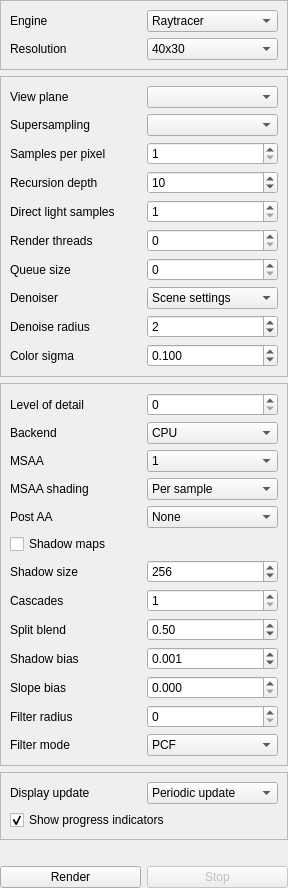
Qt form src/widgets/world/RenderSettingsWidget.ui (tkadauke/raytracer) before a commit.
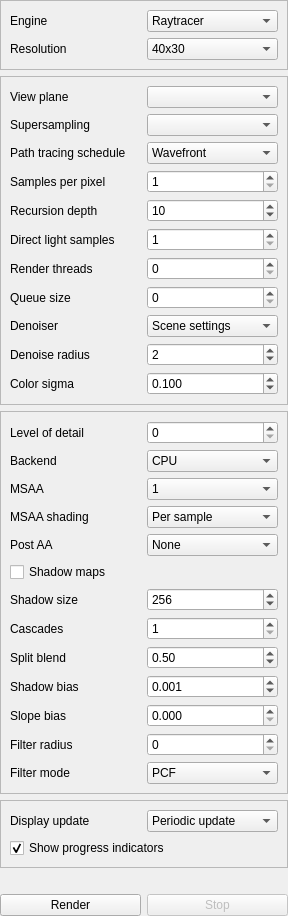
The same form after that commit.

Commit message:
Expose scalar path tracing schedule
Add rendercli, Modeler preview, and final render controls for scalar vs wavefront path tracing schedule selection.

Publish scalar path tracing progress by full sample passes and accumulate tiled renders with one-pixel iteration to avoid interlaced tile artifacts.

The edit to the form file:
```diff
--- a/src/widgets/world/RenderSettingsWidget.ui
+++ b/src/widgets/world/RenderSettingsWidget.ui
@@ -258,14 +258,38 @@
       <item row="1" column="1">
        <widget class="QComboBox" name="samplerType"/>
       </item>
-      <item row="2" column="0">
+      <item row="3" column="0">
+       <widget class="QLabel" name="label_pathTracingSchedule">
+        <property name="text">
+         <string>Path tracing schedule</string>
+        </property>
+       </widget>
+      </item>
+      <item row="3" column="1">
+       <widget class="QComboBox" name="pathTracingSchedule">
+        <property name="toolTip">
+         <string>Scalar traces one camera sample path at a time and publishes progressive sample averages; Wavefront batches paths by bounce depth.</string>
+        </property>
+        <item>
+         <property name="text">
+          <string>Wavefront</string>
+         </property>
+        </item>
+        <item>
+         <property name="text">
+          <string>Scalar</string>
+         </property>
+        </item>
+       </widget>
+      </item>
+      <item row="4" column="0">
        <widget class="QLabel" name="label_2">
         <property name="text">
          <string>Samples per pixel</string>
         </property>
        </widget>
       </item>
-      <item row="2" column="1">
+      <item row="4" column="1">
        <widget class="QSpinBox" name="samplesPerPixel">
         <property name="minimum">
          <number>1</number>
@@ -275,14 +299,14 @@
         </property>
        </widget>
       </item>
-      <item row="3" column="0">
+      <item row="5" column="0">
        <widget class="QLabel" name="label_3">
         <property name="text">
          <string>Recursion depth</string>
         </property>
        </widget>
       </item>
-      <item row="3" column="1">
+      <item row="5" column="1">
        <widget class="QSpinBox" name="maxRecursionDepth">
         <property name="minimum">
          <number>1</number>
@@ -295,14 +319,14 @@
         </property>
        </widget>
       </item>
-      <item row="4" column="0">
+      <item row="6" column="0">
        <widget class="QLabel" name="label_pathTracerDirectLightSamples">
         <property name="text">
          <string>Direct light samples</string>
         </property>
        </widget>
       </item>
-      <item row="4" column="1">
+      <item row="6" column="1">
        <widget class="QSpinBox" name="pathTracerDirectLightSamples">
         <property name="toolTip">
          <string>Next-event-estimation light samples per surface hit. Higher values reduce direct-light noise at proportional render cost.</string>
@@ -318,42 +342,42 @@
         </property>
        </widget>
       </item>
-      <item row="5" column="0">
+      <item row="7" column="0">
        <widget class="QLabel" name="label_6">
         <property name="text">
          <string>Render threads</string>
         </property>
        </widget>
       </item>
-      <item row="5" column="1">
+      <item row="7" column="1">
        <widget class="QSpinBox" name="renderThreads">
         <property name="maximum">
          <number>1024</number>
         </property>
        </widget>
       </item>
-      <item row="6" column="0">
+      <item row="8" column="0">
        <widget class="QLabel" name="label_7">
         <property name="text">
          <string>Queue size</string>
         </property>
        </widget>
       </item>
-      <item row="6" column="1">
+      <item row="8" column="1">
        <widget class="QSpinBox" name="queueSize">
         <property name="maximum">
          <number>16777216</number>
         </property>
        </widget>
       </item>
-      <item row="7" column="0">
+      <item row="9" column="0">
        <widget class="QLabel" name="label_rayDenoiser">
         <property name="text">
          <string>Denoiser</string>
         </property>
        </widget>
       </item>
-      <item row="7" column="1">
+      <item row="9" column="1">
        <widget class="QComboBox" name="rayDenoiser">
         <property name="toolTip">
          <string>Final-render denoiser override for wavefront and path-traced renders. Scene settings preserves the scene's saved render intent.</string>
@@ -380,14 +404,14 @@
         </item>
        </widget>
       </item>
-      <item row="8" column="0">
+      <item row="10" column="0">
        <widget class="QLabel" name="label_rayDenoiseRadius">
         <property name="text">
          <string>Denoise radius</string>
         </property>
        </widget>
       </item>
-      <item row="8" column="1">
+      <item row="10" column="1">
        <widget class="QSpinBox" name="rayDenoiseRadius">
         <property name="toolTip">
          <string>Spatial denoiser radius in pixels.</string>
@@ -403,14 +427,14 @@
         </property>
        </widget>
       </item>
-      <item row="9" column="0">
+      <item row="11" column="0">
        <widget class="QLabel" name="label_rayDenoiseColorSigma">
         <property name="text">
          <string>Color sigma</string>
         </property>
        </widget>
       </item>
-      <item row="9" column="1">
+      <item row="11" column="1">
        <widget class="QDoubleSpinBox" name="rayDenoiseColorSigma">
         <property name="toolTip">
          <string>Bilateral denoiser color edge threshold. Lower values preserve stronger color edges.</string>
```
Left out of the diff: 5 changed lines with no effect on the pictures. The commit also changes 28 other files.
